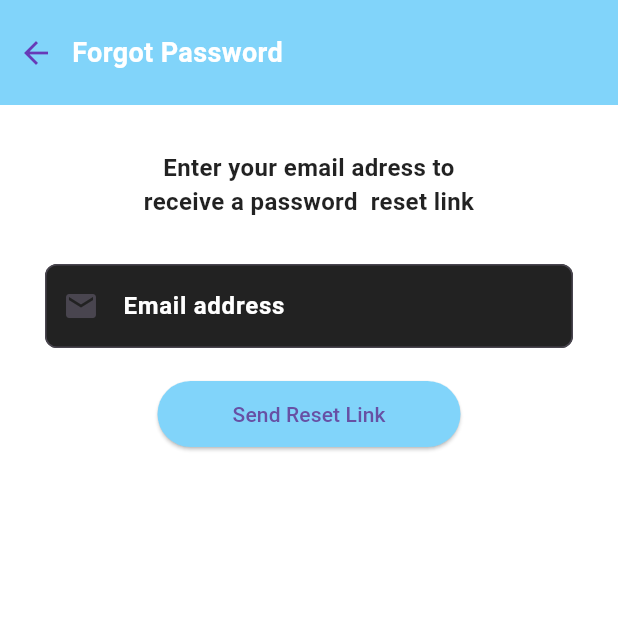
After one commit to NOUUURR1/heart_guardian, a Flutter app: the ForgotPasswordScreen screen opened directly, on a phone screen of 412 x 824 dp, the top half of it. The commit adds this screen. Run offline on Flutter 3.47's test engine with Material 3 defaults, Android fonts, the phone set to English and light mode, and no system bars; our stand-ins replace curved_navigation_bar, easy_localization, firebase_auth, firebase_core, firebase_database, flutter_svg and 4 more; accounts and stored records are empty; project files that could hold a hidden picture were left out.

Commit message:
commet 10

```diff
--- a/lib/screen/login_view.dart
+++ b/lib/screen/login_view.dart
@@ -1,6 +1,7 @@
 import 'dart:convert';
 import 'dart:ui';
 import 'package:flutter/material.dart';
+import 'package:heart_guardian/widgets/forgot%20_password.dart';
 import 'package:http/http.dart' as http;
 import 'package:shared_preferences/shared_preferences.dart';
 import 'home_view.dart';
@@ -181,14 +182,26 @@ class _LoginViewState extends State<LoginView> {
                       const SizedBox(height: 10),
                       Align(
                         alignment: Alignment.centerRight,
-                        child: Text(
-                          "Forgot password?",
-                          style: TextStyle(
-                            color: Color(0xFF000000),
-                            fontWeight: FontWeight.bold,
+                        child: TextButton(
+                          onPressed: () {
+                            Navigator.push(
+                              context,
+                              MaterialPageRoute(
+                                builder:
+                                    (context) => const ForgotPasswordScreen(),
+                              ),
+                            );
+                          },
+                          child: const Text(
+                            "Forgot password?",
+                            style: TextStyle(
+                              color: Color(0xFF000000),
+                              fontWeight: FontWeight.bold,
+                            ),
                           ),
                         ),
                       ),
+
                       const SizedBox(height: 20),
                       Container(
                         width: double.infinity,
--- /dev/null
+++ b/lib/widgets/forgot _password.dart
@@ -0,0 +1,77 @@
+import 'package:flutter/material.dart';
+
+class ForgotPasswordScreen extends StatelessWidget {
+  const ForgotPasswordScreen({super.key});
+
+  @override
+  Widget build(BuildContext context) {
+    return Scaffold(
+      backgroundColor: Colors.white,
+      body: SafeArea(
+        child: Column(
+          children: [
+            Container(
+              height: 70,
+              color: Colors.lightBlue[200],
+              child: Row(
+                children: [
+                  IconButton(
+                    icon: Icon(Icons.arrow_back),
+                    onPressed: () => Navigator.pop(context),
+                  ),
+                  Text(
+                    'Forgot Password',
+                    style: TextStyle(
+                      fontSize: 18,
+                      color: Colors.white,
+                      fontWeight: FontWeight.bold,
+                    ),
+                  ),
+                ],
+              ),
+            ),
+            SizedBox(height: 30),
+            Text(
+              'Enter your email adress to\nreceive a password  reset link',
+              textAlign: TextAlign.center,
+              style: TextStyle(
+                fontSize: 16,
+                fontWeight: FontWeight.bold,
+                color: Colors.black87,
+              ),
+            ),
+            SizedBox(height: 30),
+            Padding(
+              padding: const EdgeInsets.symmetric(horizontal: 30),
+              child: TextField(
+                decoration: InputDecoration(
+                  prefixIcon: Icon(Icons.email),
+                  hintText: 'Email address',
+                  filled: true,
+                  fillColor: Colors.black87,
+                  hintStyle: TextStyle(
+                      fontWeight: FontWeight.bold, color: Colors.white),
+                  border: OutlineInputBorder(
+                    borderRadius: BorderRadius.circular(8),
+                  ),
+                ),
+                style: TextStyle(color: Colors.white),
+              ),
+            ),
+            SizedBox(height: 20),
+            ElevatedButton(
+              style: ElevatedButton.styleFrom(
+                backgroundColor: Colors.lightBlue[200],
+                padding: EdgeInsets.symmetric(horizontal: 50, vertical: 12),
+              ),
+              onPressed: () {
+                // Action to send reset link
+              },
+              child: Text('Send Reset Link'),
+            ),
+          ],
+        ),
+      ),
+    );
+  }
+}
```
Also changed, not shown: pubspec.lock.
